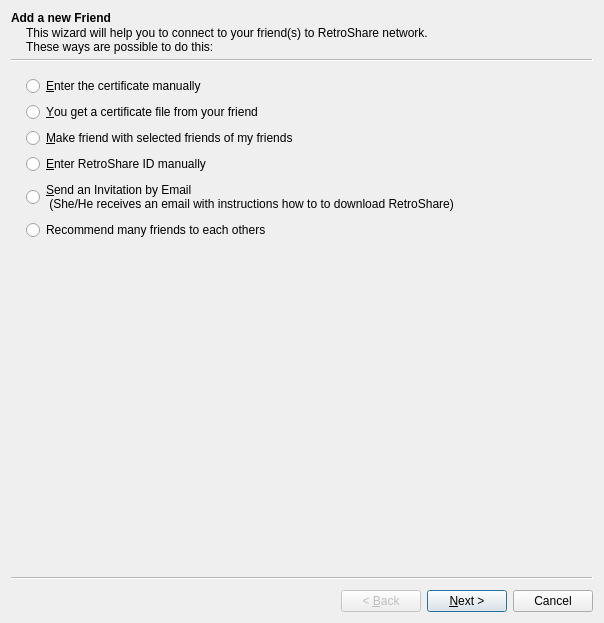
This is retroshare-gui/src/gui/connect/ConnectFriendWizard.ui in RetroShare/RetroShare as Qt 5 draws it before an edit. The edited form follows.
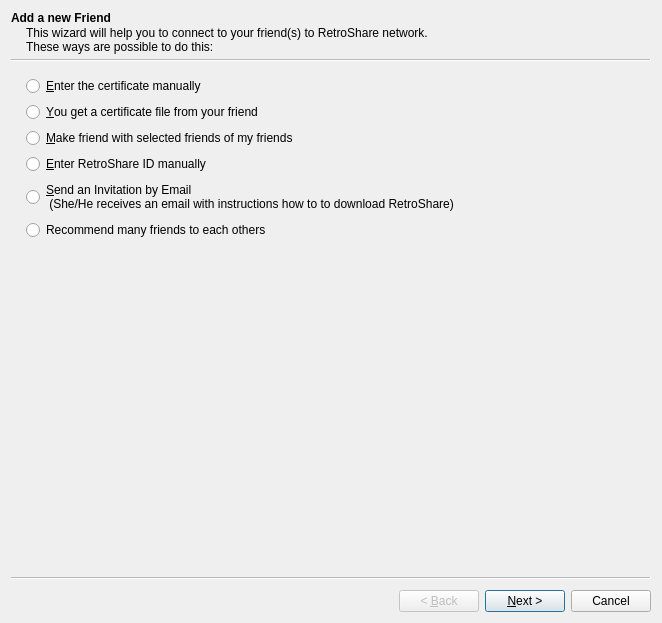
This is the edited form. Icons and pictures are not drawn. Custom widgets are drawn as their Qt base class.

```diff
--- a/retroshare-gui/src/gui/connect/ConnectFriendWizard.ui
+++ b/retroshare-gui/src/gui/connect/ConnectFriendWizard.ui
@@ -6,7 +6,7 @@
    <rect>
     <x>0</x>
     <y>0</y>
-    <width>604</width>
+    <width>662</width>
     <height>623</height>
    </rect>
   </property>
```
Left out of the diff: 36 changed lines with no effect on the pictures.
